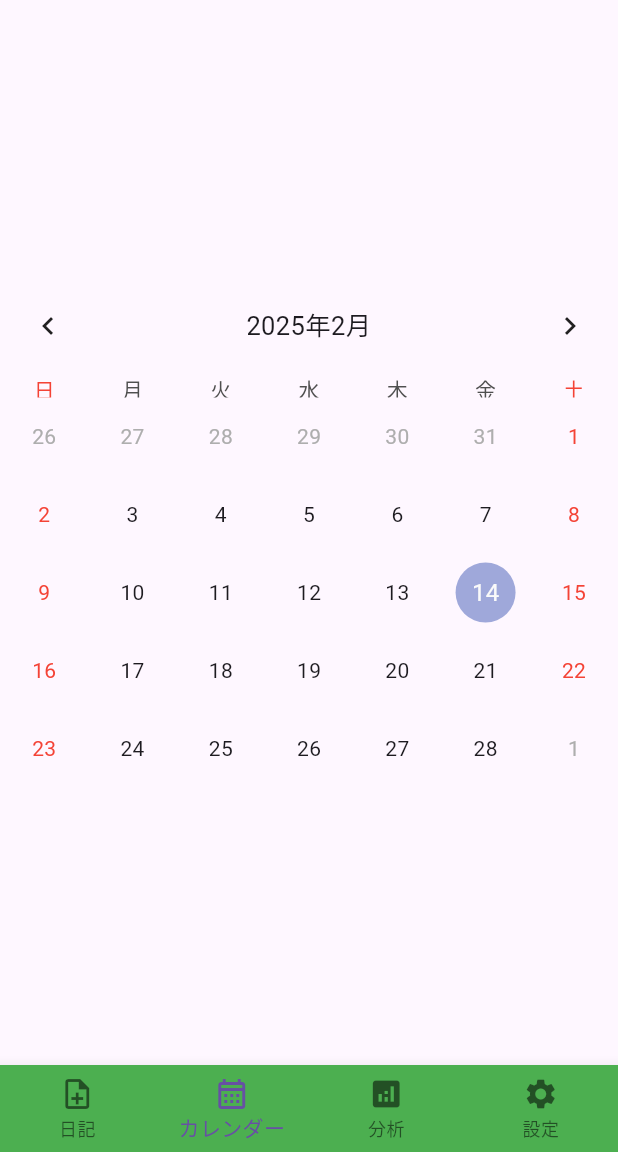
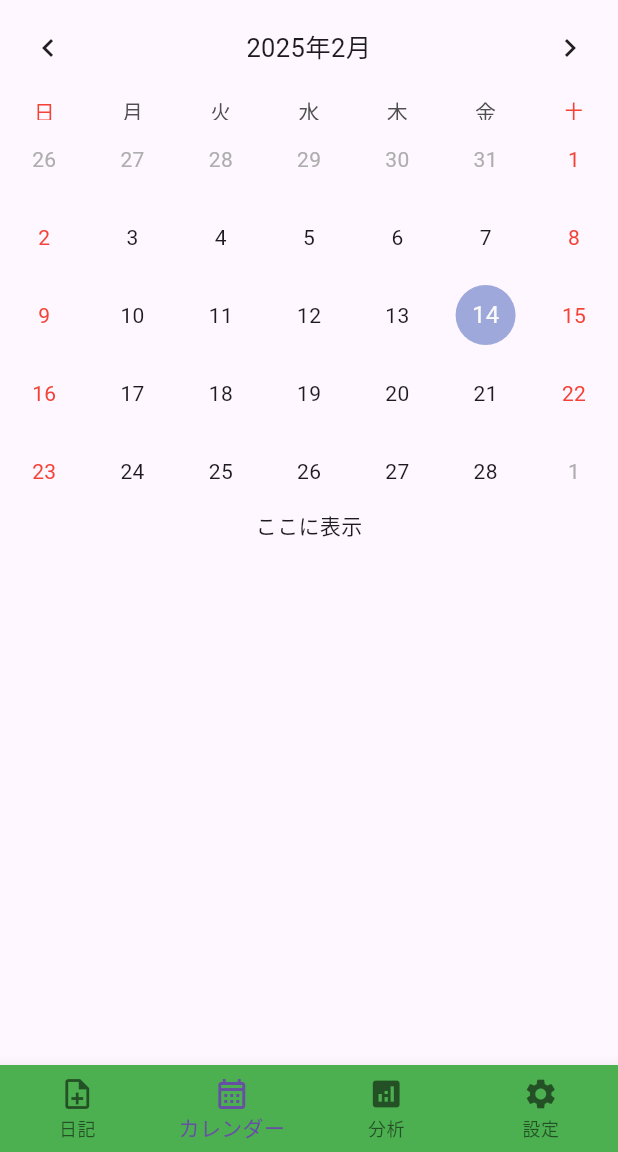
Before and after one commit to yukimiyake0607/three_dialy, a Flutter app: the screen it shows after launch, item 2 of the bottom bar chosen, on a phone screen of 412 x 824 dp, the part 84-1236 px from its top. Run offline on Flutter 3.47's test engine with Material 3 defaults, Android fonts, the phone set to English and light mode, and no system bars; drawn by our look-alikes of table_calendar; our stand-ins replace firebase_core, flutter_riverpod, freezed_annotation, riverpod_annotation; accounts and stored records are empty; generated files the repository leaves out were written again.

Commit message:
refactor: TableCalenderを切り出し

```diff
--- a/lib/views/calender/calender_screen.dart
+++ b/lib/views/calender/calender_screen.dart
@@ -1,5 +1,5 @@
 import 'package:flutter/material.dart';
-import 'package:table_calendar/table_calendar.dart';
+import 'package:mindow/views/calender/widgets/table_calender.dart';
 
 class CalenderScreen extends StatefulWidget {
   const CalenderScreen({super.key});
@@ -9,52 +9,13 @@ class CalenderScreen extends StatefulWidget {
 }
 
 class _CalenderScreenState extends State<CalenderScreen> {
-  DateTime _focusedDay = DateTime.now();
-  DateTime? _selectedDay;
-
   @override
   Widget build(BuildContext context) {
-    return TableCalendar(
-      focusedDay: _focusedDay,
-      firstDay: DateTime.utc(2025, 1, 1),
-      lastDay: DateTime.utc(2099, 12, 31),
-
-      // 日付が選択された時の処理
-      onDaySelected: (selectedDay, focusedDay) {
-        setState(() {
-          _selectedDay = selectedDay;
-          _focusedDay = focusedDay;
-        });
-      },
-
-      // 選択された日付に色を塗るか判定
-      selectedDayPredicate: (day) {
-        return isSameDay(_selectedDay, day);
-      },
-
-      onPageChanged: (focusedDay) {
-        _focusedDay = focusedDay;
-      },
-
-      calendarStyle: const CalendarStyle(
-        selectedDecoration: BoxDecoration(
-          color: Colors.green,
-          shape: BoxShape.circle,
-        ),
-        weekendTextStyle: TextStyle(color: Colors.red),
-      ),
-
-      // 曜日を日本語表記
-      daysOfWeekStyle: const DaysOfWeekStyle(
-        weekendStyle: TextStyle(color: Colors.red),
-      ),
-
-      headerStyle: const HeaderStyle(
-        formatButtonVisible: false,
-        titleCentered: true, // タイトルを中央寄せ
-      ),
-
-      locale: 'ja_JP',
+    return const Column(
+      children: [
+        DiaryCalender(),
+        Text('ここに表示'),
+      ],
     );
   }
 }
--- /dev/null
+++ b/lib/views/calender/widgets/table_calender.dart
@@ -0,0 +1,61 @@
+import 'package:flutter/material.dart';
+import 'package:table_calendar/table_calendar.dart';
+
+class DiaryCalender extends StatefulWidget {
+  const DiaryCalender({super.key});
+
+  @override
+  State<DiaryCalender> createState() => _DiaryCalenderState();
+}
+
+class _DiaryCalenderState extends State<DiaryCalender> {
+  DateTime _focusedDay = DateTime.now();
+
+  DateTime? _selectedDay;
+
+  @override
+  Widget build(BuildContext context) {
+    return TableCalendar(
+      focusedDay: _focusedDay,
+      firstDay: DateTime.utc(2025, 1, 1),
+      lastDay: DateTime.utc(2099, 12, 31),
+
+      // 日付が選択された時の処理
+      onDaySelected: (selectedDay, focusedDay) {
+        setState(() {
+          _selectedDay = selectedDay;
+          _focusedDay = focusedDay;
+        });
+      },
+
+      // 選択された日付に色を塗るか判定
+      selectedDayPredicate: (day) {
+        return isSameDay(_selectedDay, day);
+      },
+
+      onPageChanged: (focusedDay) {
+        _focusedDay = focusedDay;
+      },
+
+      calendarStyle: const CalendarStyle(
+        selectedDecoration: BoxDecoration(
+          color: Colors.green,
+          shape: BoxShape.circle,
+        ),
+        weekendTextStyle: TextStyle(color: Colors.red),
+      ),
+
+      // 曜日を日本語表記
+      daysOfWeekStyle: const DaysOfWeekStyle(
+        weekendStyle: TextStyle(color: Colors.red),
+      ),
+
+      headerStyle: const HeaderStyle(
+        formatButtonVisible: false,
+        titleCentered: true, // タイトルを中央寄せ
+      ),
+
+      locale: 'ja_JP',
+    );
+  }
+}
```
